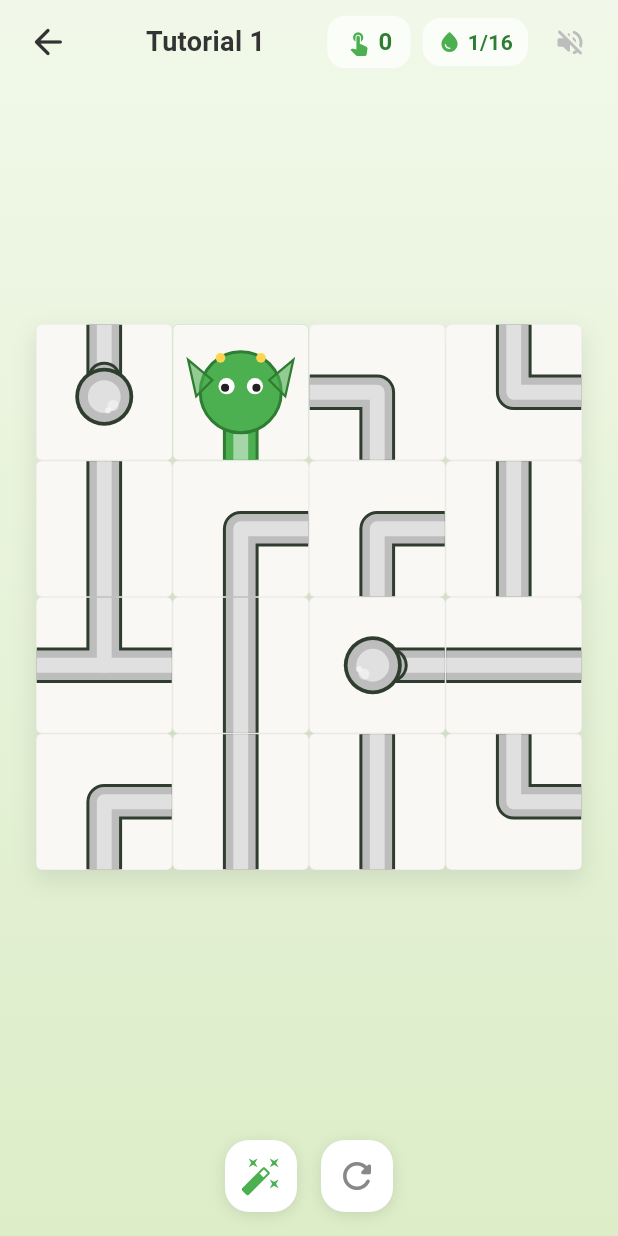
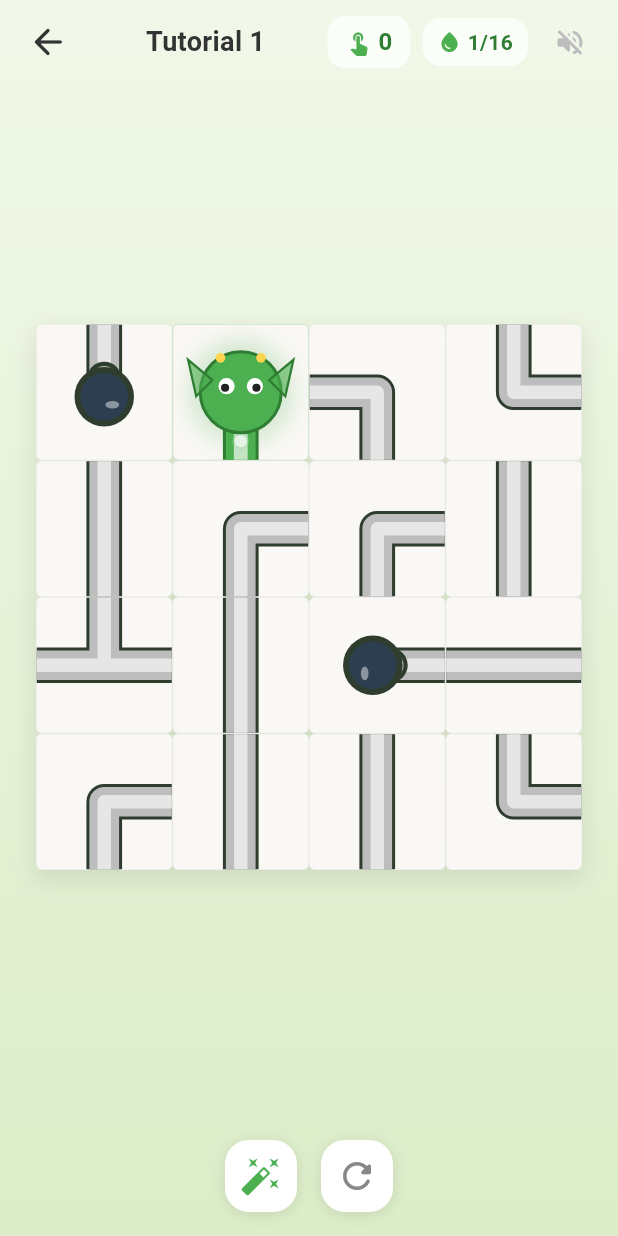
Before and after one commit to palladius/tubature, a Flutter app: the GameScreen screen opened directly, after a tap on the "volume up" icon, on a phone screen of 412 x 824 dp. Run offline on Flutter 3.47's test engine with Material 3 defaults, Android fonts, the light colour scheme and no system bars; our stand-ins replace equatable, flutter_riverpod; missing offline and left inert: dart:js_interop.

Commit message:
feat(fluid): realistic liquid chaos, moving bubbles, caustics and v2.3.2 release

```diff
--- a/lib/version.dart
+++ b/lib/version.dart
@@ -1,3 +1,3 @@
 /// App version — update this on every release.
 /// Also update: VERSION, CHANGELOG.md, pubspec.yaml
-const String appVersion = '2.3.0';
+const String appVersion = '2.3.2';
--- a/lib/widgets/pipe_painter.dart
+++ b/lib/widgets/pipe_painter.dart
@@ -1,25 +1,30 @@
+import 'dart:math';
 import 'package:flutter/material.dart';
 import '../models/direction.dart';
 import '../models/tile.dart';
 import '../theme/level_theme.dart';
 
-/// CustomPainter that renders a single pipe tile.
+/// CustomPainter that renders a single pipe tile with realistic liquid fluid simulation.
 ///
-/// Draws chunky, rounded pipe segments from the tile center to edge midpoints.
-/// Connected pipes are filled with the level's flow color (smoothly animated
-/// via [flowProgress]); disconnected pipes are drawn in neutral gray.
-/// Supports whole-board celebration shine via [pulseProgress].
+/// Features:
+/// - Chunky, rounded pipe segments with seamless joints
+/// - Dynamic liquid flow animation with surging curved meniscus and micro-bubbles
+/// - Continuous caustics shimmer and pulsating fluid highlights
+/// - Swirling liquid flask for sealed dead-end ampolle
+/// - Whole-board celebration glow pulse
 class PipePainter extends CustomPainter {
   final Tile tile;
   final LevelTheme theme;
   final double flowProgress;
   final double pulseProgress;
+  final double shimmerProgress;
 
   const PipePainter({
     required this.tile,
     required this.theme,
     this.flowProgress = 1.0,
     this.pulseProgress = 0.0,
+    this.shimmerProgress = 0.0,
   });
 
   @override
@@ -27,18 +32,18 @@ class PipePainter extends CustomPainter {
     if (tile.type == TileType.empty) return;
 
     // Clip to cell bounds — prevents thick pipe strokes from bleeding
-    // into neighboring cells (especially curved corner arcs)
     canvas.save();
     canvas.clipRect(Rect.fromLTWH(0, 0, size.width, size.height));
 
     final center = Offset(size.width / 2, size.height / 2);
 
-    // Pipe thickness scales with tile size (roughly 22% of tile width)
+    // Base pipe thickness scales with tile size
     final basePipeWidth = size.width * 0.22;
-    final pipeWidth = basePipeWidth + (pulseProgress * 1.5);
+    final pipeWidth = basePipeWidth + (pulseProgress * 2.0);
 
-    // Choose colors based on connection state and animated flow progress
     final bool connected = tile.isConnected;
+
+    // Liquid colors with flow interpolation
     final Color fillColor = connected
         ? Color.lerp(theme.pipeDisconnected, theme.flowColor, flowProgress)!
         : theme.pipeDisconnected;
@@ -49,7 +54,18 @@ class PipePainter extends CustomPainter {
         ? Color.lerp(const Color(0xFFE0E0E0), theme.flowColorLight, flowProgress)!
         : const Color(0xFFE0E0E0);
 
-    // Paint for the pipe fill (thick rounded line)
+    // Liquid Shimmer Modulation: subtle wave pulse
+    final double shimmerMod = connected ? sin(shimmerProgress * 2 * pi) * 0.15 : 0.0;
+
+    // 1. Pipe outline paint
+    final outlinePaint = Paint()
+      ..color = strokeColor
+      ..style = PaintingStyle.stroke
+      ..strokeWidth = pipeWidth + 4
+      ..strokeCap = StrokeCap.round
+      ..strokeJoin = StrokeJoin.round;
+
+    // 2. Pipe fill paint
     final fillPaint = Paint()
       ..color = fillColor
       ..style = PaintingStyle.stroke
@@ -57,29 +73,19 @@ class PipePainter extends CustomPainter {
       ..strokeCap = StrokeCap.round
       ..strokeJoin = StrokeJoin.round;
 
-    // Paint for the pipe outline (slightly thicker, darker)
-    final outlinePaint = Paint()
-      ..color = strokeColor
+    // 3. Inner fluid highlight with moving caustics
+    final highlightPaint = Paint()
+      ..color = pulseProgress > 0.0
+          ? Color.lerp(lightFill, Colors.white, pulseProgress * 0.7)!
+          : Color.lerp(lightFill, Colors.white, (0.2 + shimmerMod).clamp(0.0, 1.0))!
       ..style = PaintingStyle.stroke
-      ..strokeWidth = pipeWidth + 4
+      ..strokeWidth = pipeWidth * (0.45 + (shimmerMod * 0.1) + (pulseProgress * 0.15))
       ..strokeCap = StrokeCap.round
       ..strokeJoin = StrokeJoin.round;
 
-    // Paint for the inner highlight (slightly thinner, lighter)
-    final highlightPaint = Paint()
-      ..color = pulseProgress > 0.0
-          ? Color.lerp(lightFill, Colors.white, pulseProgress * 0.7)!
-          : lightFill
-      ..style = PaintingStyle.stroke
-      ..strokeWidth = pipeWidth * (0.5 + pulseProgress * 0.15)
-      ..strokeCap = StrokeCap.round
-      ..strokeJoin = StrokeJoin.round;
-
-    // Get the openings for this tile
     final openings = tile.openings;
     if (openings.isEmpty) return;
 
-    // Calculate edge midpoints for each direction
     Offset edgeMidpoint(Direction dir) {
       switch (dir) {
         case Direction.north:
@@ -93,43 +99,45 @@ class PipePainter extends CustomPainter {
       }
     }
 
-    // Draw source special marker
+    // Source marker
     if (tile.type == TileType.source) {
       _drawSourceMarker(canvas, size, center, connected);
     }
 
-    // Draw pipe segments based on tile type
+    // Draw pipes based on tile type
     if (tile.type == TileType.source) {
-      // Source: single pipe from center to edge
       final dir = openings.first;
       final edge = edgeMidpoint(dir);
       canvas.drawLine(center, edge, outlinePaint);
       canvas.drawLine(center, edge, fillPaint);
       canvas.drawLine(center, edge, highlightPaint);
+      if (connected) {
+        _drawLiquidBubbles(canvas, center, edge, size.width, shimmerProgress);
+      }
     } else if (tile.type == TileType.deadEnd) {
-      // Dead end (ampolla): pipe stem with a prominent sealed flask / bulb
       final dir = openings.first;
       _drawDeadEndPipe(
         canvas, size, center, dir, pipeWidth,
         outlinePaint, fillPaint, highlightPaint,
         edgeMidpoint, strokeColor, fillColor, lightFill, connected,
+        shimmerProgress,
       );
     } else if (tile.type == TileType.cross) {
-      // Cross: draw two straight lines through center
       _drawStraightPipe(
         canvas, edgeMidpoint(Direction.north), edgeMidpoint(Direction.south),
-          outlinePaint, fillPaint, highlightPaint);
+        outlinePaint, fillPaint, highlightPaint, connected, size.width, shimmerProgress,
+      );
       _drawStraightPipe(
         canvas, edgeMidpoint(Direction.east), edgeMidpoint(Direction.west),
-          outlinePaint, fillPaint, highlightPaint);
+        outlinePaint, fillPaint, highlightPaint, connected, size.width, shimmerProgress,
+      );
     } else if (tile.type == TileType.line) {
-      // Line: straight pipe between two opposite openings
       final dirs = openings.toList();
       _drawStraightPipe(
         canvas, edgeMidpoint(dirs[0]), edgeMidpoint(dirs[1]),
-          outlinePaint, fillPaint, highlightPaint);
+        outlinePaint, fillPaint, highlightPaint, connected, size.width, shimmerProgress,
+      );
     } else if (tile.type == TileType.corner) {
-      // Corner: continuous path connecting both edges through center (no center circle disk!)
       final dirs = openings.toList();
       final p1 = edgeMidpoint(dirs[0]);
       final p2 = edgeMidpoint(dirs[1]);
@@ -140,17 +148,48 @@ class PipePainter extends CustomPainter {
       canvas.drawPath(cornerPath, outlinePaint);
       canvas.drawPath(cornerPath, fillPaint);
       canvas.drawPath(cornerPath, highlightPaint);
+      if (connected) {
+        _drawLiquidBubbles(canvas, p1, center, size.width, shimmerProgress);
+        _drawLiquidBubbles(canvas, center, p2, size.width, (shimmerProgress + 0.5) % 1.0);
+      }
     } else if (tile.type == TileType.tee) {
-      // T-junction: straight pipe + branch, clean seamless join
-      _drawTeePipe(canvas, size, center, openings, pipeWidth,
-          outlinePaint, fillPaint, highlightPaint, edgeMidpoint);
+      _drawTeePipe(
+        canvas, size, center, openings, pipeWidth,
+        outlinePaint, fillPaint, highlightPaint, edgeMidpoint, connected, shimmerProgress,
+      );
+    }
+
+    // Draw active liquid surging meniscus wave front when filling
+    if (connected && flowProgress < 0.98) {
+      for (final dir in openings) {
+        final edge = edgeMidpoint(dir);
+        final currentFront = Offset.lerp(center, edge, flowProgress)!;
+        _drawFluidMeniscus(canvas, currentFront, pipeWidth, theme.flowColorLight);
+      }
     }
 
     canvas.restore();
   }
 
-  /// Draw a T-junction: one straight pipe through the two aligned openings,
-  /// plus a branch from center to the third opening.
+  void _drawStraightPipe(
+    Canvas canvas,
+    Offset from,
+    Offset to,
+    Paint outlinePaint,
+    Paint fillPaint,
+    Paint highlightPaint,
+    bool connected,
+    double tileSize,
+    double shimmer,
+  ) {
+    canvas.drawLine(from, to, outlinePaint);
+    canvas.drawLine(from, to, fillPaint);
+    canvas.drawLine(from, to, highlightPaint);
+    if (connected) {
+      _drawLiquidBubbles(canvas, from, to, tileSize, shimmer);
+    }
+  }
+
   void _drawTeePipe(
     Canvas canvas,
     Size size,
@@ -161,10 +200,10 @@ class PipePainter extends CustomPainter {
     Paint fillPaint,
     Paint highlightPaint,
     Offset Function(Direction) edgeMidpoint,
+    bool connected,
+    double shimmer,
   ) {
     final dirs = openings.toList();
-
-    // Find the straight-through pair (opposite directions)
     Direction? straightA;
     Direction? straightB;
     Direction? branch;
@@ -174,7 +213,6 @@ class PipePainter extends CustomPainter {
         if (dirs[i].opposite == dirs[j]) {
           straightA = dirs[i];
           straightB = dirs[j];
-          // The remaining direction is the branch
           branch = dirs.firstWhere((d) => d != dirs[i] && d != dirs[j]);
           break;
         }
@@ -187,19 +225,20 @@ class PipePainter extends CustomPainter {
       final pB = edgeMidpoint(straightB);
       final pBranch = edgeMidpoint(branch);
 
-      // 1. Draw all outlines first
       canvas.drawLine(pA, pB, outlinePaint);
       canvas.drawLine(center, pBranch, outlinePaint);
 
-      // 2. Draw all fills (joins seamlessly)
       canvas.drawLine(pA, pB, fillPaint);
       canvas.drawLine(center, pBranch, fillPaint);
 
-      // 3. Draw highlights
       canvas.drawLine(pA, pB, highlightPaint);
       canvas.drawLine(center, pBranch, highlightPaint);
+
+      if (connected) {
+        _drawLiquidBubbles(canvas, pA, pB, size.width, shimmer);
+        _drawLiquidBubbles(canvas, center, pBranch, size.width, (shimmer + 0.4) % 1.0);
+      }
     } else {
-      // Fallback: draw all three branches layered
       for (final dir in dirs) {
         canvas.drawLine(center, edgeMidpoint(dir), outlinePaint);
       }
@@ -212,7 +251,42 @@ class PipePainter extends CustomPainter {
     }
   }
 
-  /// Draw a dead-end tile as a magic flask / bulb ("ampolla") termination.
+  /// Draw animated liquid bubbles flowing through a pipe segment
+  void _drawLiquidBubbles(Canvas canvas, Offset from, Offset to, double tileSize, double phase) {
+    final bubblePaint = Paint()
+      ..color = Colors.white.withValues(alpha: 0.65)
+      ..style = PaintingStyle.fill;
+
+    final glowPaint = Paint()
+      ..color = theme.flowColorLight.withValues(alpha: 0.40)
+      ..style = PaintingStyle.fill;
+
+    // Draw 2 moving micro bubbles
+    for (int i = 0; i < 2; i++) {
+      final offsetFrac = (phase + (i * 0.45)) % 1.0;
+      final bubblePos = Offset.lerp(from, to, offsetFrac)!;
+      final bubbleRadius = (tileSize * 0.035) * (1.0 + (sin((phase + i) * pi * 2) * 0.3));
+
+      canvas.drawCircle(bubblePos, bubbleRadius + 1.5, glowPaint);
+      canvas.drawCircle(bubblePos, bubbleRadius, bubblePaint);
+    }
+  }
+
+  /// Draw a surging fluid pressure front / curved meniscus
+  void _drawFluidMeniscus(Canvas canvas, Offset pos, double pipeWidth, Color glowColor) {
+    final meniscusPaint = Paint()
+      ..color = Colors.white.withValues(alpha: 0.85)
+      ..style = PaintingStyle.fill;
+
+    final auraPaint = Paint()
+      ..color = glowColor.withValues(alpha: 0.6)
+      ..maskFilter = const MaskFilter.blur(BlurStyle.normal, 4);
+
+    final r = pipeWidth * 0.4;
+    canvas.drawCircle(pos, r * 1.4, auraPaint);
+    canvas.drawCircle(pos, r, meniscusPaint);
+  }
+
   void _drawDeadEndPipe(
     Canvas canvas,
     Size size,
@@ -227,124 +301,133 @@ class PipePainter extends CustomPainter {
     Color fillColor,
     Color lightFill,
     bool connected,
+    double shimmer,
   ) {
     final edge = edgeMidpoint(dir);
 
-    // Direction vector from center to edge
     final dx = (edge.dx - center.dx) / (size.width / 2);
     final dy = (edge.dy - center.dy) / (size.height / 2);
     final dirVector = Offset(dx, dy);
 
-    // Bulb center positioned slightly opposite to the opening
     final bulbCenter = center - dirVector * (pipeWidth * 0.15);
     final bulbRadius = pipeWidth * 0.85;
 
-    // Draw the pipe stem from edge into the bulb
+    // Pipe stem
     canvas.drawLine(edge, bulbCenter, outlinePaint);
     canvas.drawLine(edge, bulbCenter, fillPaint);
     canvas.drawLine(edge, bulbCenter, highlightPaint);
 
-    // Collar flange where pipe meets bulb
+    if (connected) {
+      _drawLiquidBubbles(canvas, edge, bulbCenter, size.width, shimmer);
+    }
+
+    // Collar ring
     final collarCenter = bulbCenter + dirVector * (bulbRadius * 0.7);
     canvas.drawCircle(
       collarCenter,
       pipeWidth * 0.58,
-      Paint()..color = strokeColor,
+      Paint()
+        ..color = strokeColor
+        ..style = PaintingStyle.fill,
     );
     canvas.drawCircle(
       collarCenter,
-      pipeWidth * 0.48,
-      Paint()..color = fillColor,
+      pipeWidth * 0.44,
+      Paint()
+        ..color = connected ? fillColor : theme.pipeDisconnected
+        ..style = PaintingStyle.fill,
     );
 
-    // Outer outline for ampolla bulb
+    // Bulb glass body
     canvas.drawCircle(
       bulbCenter,
-      bulbRadius + 2.5,
-      Paint()..color = strokeColor,
+      bulbRadius + 3.0,
+      Paint()
+        ..color = strokeColor
+        ..style = PaintingStyle.fill,
     );
 
-    // Main bulb body
+    // Bulb fluid chamber
+    final liquidPulse = connected ? sin(shimmer * 2 * pi) * 1.5 : 0.0;
     canvas.drawCircle(
       bulbCenter,
-      bulbRadius,
-      Paint()..color = fillColor,
+      bulbRadius - 1.0,
+      Paint()
+        ..color = connected
+            ? Color.lerp(const Color(0xFF1E2D2F), fillColor, flowProgress)!
+            : const Color(0xFF2C3E50)
+        ..style = PaintingStyle.fill,
     );
 
-    // Inner bright fluid core / glow
+    if (connected) {
+      // Swirling fluid core
       canvas.drawCircle(
         bulbCenter,
-      bulbRadius * 0.65,
-      Paint()..color = lightFill,
+        (bulbRadius * 0.65) + liquidPulse,
+        Paint()
+          ..color = Color.lerp(fillColor, lightFill, 0.45 + (sin(shimmer * 2 * pi) * 0.25))!
+          ..style = PaintingStyle.fill,
       );
 
-    // Specular glass highlights (white reflections)
-    final highlightAngle = Offset(-bulbRadius * 0.35, -bulbRadius * 0.35);
+      // Bubbles in ampolla
+      final bubbleOffset = Offset(
+        sin(shimmer * 2 * pi) * (bulbRadius * 0.3),
+        cos(shimmer * 2 * pi) * (bulbRadius * 0.3),
+      );
       canvas.drawCircle(
-      bulbCenter + highlightAngle,
+        bulbCenter + bubbleOffset,
         bulbRadius * 0.22,
-      Paint()..color = Colors.white.withValues(alpha: connected ? 0.75 : 0.45),
-    );
-
-    canvas.drawCircle(
-      bulbCenter + Offset(-bulbRadius * 0.15, -bulbRadius * 0.55),
-      bulbRadius * 0.12,
-      Paint()..color = Colors.white.withValues(alpha: connected ? 0.85 : 0.55),
-    );
-
-    // Animated sparkle pulse when bulb is filled and celebrating
-    if (connected && (flowProgress > 0.85 || pulseProgress > 0.0)) {
-      final sparkleAlpha = ((pulseProgress > 0.0 ? pulseProgress : (flowProgress - 0.85) * 6.6)).clamp(0.0, 1.0);
-      canvas.drawCircle(
-        bulbCenter,
-        bulbRadius * (0.8 + pulseProgress * 0.3),
         Paint()
-          ..color = Colors.white.withValues(alpha: sparkleAlpha * 0.35)
-          ..style = PaintingStyle.stroke
-          ..strokeWidth = 1.5,
+          ..color = Colors.white.withValues(alpha: 0.8)
+          ..style = PaintingStyle.fill,
       );
     }
+
+    // Specular reflections
+    final specularOffset = Offset(-bulbRadius * 0.32, -bulbRadius * 0.32);
+    canvas.drawOval(
+      Rect.fromCenter(
+        center: bulbCenter + specularOffset,
+        width: bulbRadius * 0.55,
+        height: bulbRadius * 0.30,
+      ),
+      Paint()
+        ..color = Colors.white.withValues(alpha: connected ? 0.75 : 0.45)
+        ..style = PaintingStyle.fill,
+    );
   }
 
-  void _drawStraightPipe(
-    Canvas canvas,
-    Offset from,
-    Offset to,
-    Paint outline,
-    Paint fill,
-    Paint highlight,
-  ) {
-    canvas.drawLine(from, to, outline);
-    canvas.drawLine(from, to, fill);
-    canvas.drawLine(from, to, highlight);
-  }
-
-  /// Draw the Source marker — a filled circle with inner ring.
-  void _drawSourceMarker(
-      Canvas canvas, Size size, Offset center, bool connected) {
-    final radius = size.width * 0.25;
-
-    final outerPaint = Paint()
-      ..color = connected ? theme.flowColor : theme.pipeDisconnected
-      ..style = PaintingStyle.fill;
-    final ringPaint = Paint()
-      ..color = connected ? theme.flowColorDark : theme.pipeStroke
-      ..style = PaintingStyle.stroke
-      ..strokeWidth = 3;
-    final innerPaint = Paint()
-      ..color = connected ? theme.flowColorLight : const Color(0xFFE8E8E8)
-      ..style = PaintingStyle.fill;
-
-    canvas.drawCircle(center, radius + 2, ringPaint);
-    canvas.drawCircle(center, radius, outerPaint);
-    canvas.drawCircle(center, radius * 0.4, innerPaint);
+  void _drawSourceMarker(Canvas canvas, Size size, Offset center, bool connected) {
+    final auraRadius = size.width * 0.38;
+    canvas.drawCircle(
+      center,
+      auraRadius,
+      Paint()
+        ..color = (connected ? theme.flowColor : Colors.amber).withValues(alpha: 0.25)
+        ..maskFilter = const MaskFilter.blur(BlurStyle.normal, 8),
+    );
+    canvas.drawCircle(
+      center,
+      auraRadius * 0.7,
+      Paint()
+        ..color = (connected ? theme.flowColorDark : const Color(0xFFE65100))
+        ..style = PaintingStyle.fill,
+    );
+    canvas.drawCircle(
+      center,
+      auraRadius * 0.52,
+      Paint()
+        ..color = (connected ? theme.flowColorLight : const Color(0xFFFFD54F))
+        ..style = PaintingStyle.fill,
+    );
   }
 
   @override
   bool shouldRepaint(covariant PipePainter oldDelegate) {
-    return tile != oldDelegate.tile ||
-        theme != oldDelegate.theme ||
-        flowProgress != oldDelegate.flowProgress ||
-        pulseProgress != oldDelegate.pulseProgress;
+    return oldDelegate.tile != tile ||
+        oldDelegate.theme != theme ||
+        oldDelegate.flowProgress != flowProgress ||
+        oldDelegate.pulseProgress != pulseProgress ||
+        oldDelegate.shimmerProgress != shimmerProgress;
   }
 }
--- a/lib/widgets/tile_widget.dart
+++ b/lib/widgets/tile_widget.dart
@@ -9,9 +9,11 @@ import 'creature_painter.dart';
 
 /// Widget for a single tile in the puzzle grid.
 ///
-/// Handles tap interaction (rotate on tap), rotation animation (200ms),
-/// scale pulse feedback, sequential fluid propagation animation based on BFS depth,
-/// and victory celebration pulsing.
+/// Features:
+/// - Smooth rotation animation (200ms) with tap scale bounce
+/// - Organic liquid fluid flow propagation with turbulent chaos jitter
+/// - Continuous fluid shimmer and moving bubbles
+/// - Victory pulse celebration
 class TileWidget extends StatefulWidget {
   final Tile tile;
   final Position position;
@@ -44,6 +46,9 @@ class _TileWidgetState extends State<TileWidget>
   late AnimationController _flowController;
   late Animation<double> _flowAnimation;
 
+  late AnimationController _shimmerController;
+  late Animation<double> _shimmerAnimation;
+
   late AnimationController _pulseController;
   late Animation<double> _pulseAnimation;
 
@@ -59,12 +64,21 @@ class _TileWidgetState extends State<TileWidget>
     );
 
     _flowController = AnimationController(
-      duration: const Duration(milliseconds: 220),
+      duration: const Duration(milliseconds: 280),
       vsync: this,
     );
     _flowAnimation = CurvedAnimation(
       parent: _flowController,
-      curve: Curves.easeOutCubic,
+      curve: Curves.easeOutBack,
+    );
+
+    // Continuous subtle liquid shimmer
+    _shimmerController = AnimationController(
+      duration: const Duration(milliseconds: 2400),
+      vsync: this,
+    );
+    _shimmerAnimation = Tween<double>(begin: 0.0, end: 1.0).animate(
+      CurvedAnimation(parent: _shimmerController, curve: Curves.linear),
     );
 
     _pulseController = AnimationController(
@@ -76,6 +90,7 @@ class _TileWidgetState extends State<TileWidget>
     );
 
     if (widget.tile.isConnected) {
+      _shimmerController.repeat();
       _triggerFlowAnimation();
     }
 
@@ -90,8 +105,10 @@ class _TileWidgetState extends State<TileWidget>
 
     if (widget.tile.isConnected != oldWidget.tile.isConnected) {
       if (widget.tile.isConnected) {
+        _shimmerController.repeat();
         _triggerFlowAnimation();
       } else {
+        _shimmerController.stop();
         _flowController.reset();
       }
     }
@@ -106,13 +123,25 @@ class _TileWidgetState extends State<TileWidget>
     }
   }
 
+  /// Calculates organic chaotic delays for turbulent liquid simulation
   void _triggerFlowAnimation() {
-    final delayMs = min(widget.connectionDepth * 60, 600);
+    final r = widget.position.row;
+    final c = widget.position.col;
+    final depth = widget.connectionDepth;
+
+    // Organic turbulence: pseudo-random spatial jitter based on tile coordinates
+    final chaosJitter = ((sin(r * 3.8 + c * 2.3) * 35) +
+            (cos(r * 1.7 - c * 2.9) * 20))
+        .toInt();
+
+    final baseDelay = depth * 42;
+    final delayMs = max(0, min(baseDelay + chaosJitter, 750));
+
     Future.delayed(Duration(milliseconds: delayMs), () {
       if (mounted && widget.tile.isConnected) {
         _flowController.forward(from: 0.0);
-        if (widget.connectionDepth > 0) {
-          AudioService.playWaterFlow(chainLength: widget.connectionDepth);
+        if (depth > 0) {
+          AudioService.playWaterFlow(chainLength: depth);
         }
       }
     });
@@ -122,6 +151,7 @@ class _TileWidgetState extends State<TileWidget>
   void dispose() {
     _scaleController.dispose();
     _flowController.dispose();
+    _shimmerController.dispose();
     _pulseController.dispose();
     super.dispose();
   }
@@ -130,7 +160,6 @@ class _TileWidgetState extends State<TileWidget>
     if (widget.tile.isFixed) return;
     if (widget.onTap == null) return;
 
-    // Trigger click sound & scale pulse
     AudioService.playTileClick();
     _scaleController.forward().then((_) {
       if (mounted) _scaleController.reverse();
@@ -147,7 +176,12 @@ class _TileWidgetState extends State<TileWidget>
       onTap: _handleTap,
       behavior: HitTestBehavior.opaque,
       child: AnimatedBuilder(
-        animation: Listenable.merge([_scaleAnimation, _flowAnimation, _pulseAnimation]),
+        animation: Listenable.merge([
+          _scaleAnimation,
+          _flowAnimation,
+          _shimmerAnimation,
+          _pulseAnimation,
+        ]),
         builder: (context, child) {
           return Transform.scale(
             scale: _scaleAnimation.value,
@@ -157,14 +191,16 @@ class _TileWidgetState extends State<TileWidget>
                 borderRadius: BorderRadius.circular(4),
                 border: Border.all(
                   color: widget.tile.isConnected
-                      ? widget.theme.flowColor.withValues(alpha: 0.3 * _flowAnimation.value)
+                      ? widget.theme.flowColor.withValues(
+                          alpha: 0.35 * _flowAnimation.value,
+                        )
                       : Colors.grey.withValues(alpha: 0.15),
                   width: 0.5,
                 ),
               ),
               child: Stack(
                 children: [
-                  // Pipe layer with rotation animation and water flow progress
+                  // Pipe layer with rotation and dynamic fluid simulation
                   AnimatedRotation(
                     turns: rotationTurns,
                     duration: const Duration(milliseconds: 200),
@@ -173,8 +209,12 @@ class _TileWidgetState extends State<TileWidget>
                       painter: PipePainter(
                         tile: widget.tile.copyWith(rotation: 0),
                         theme: widget.theme,
-                        flowProgress: widget.tile.isConnected ? _flowAnimation.value : 0.0,
-                        pulseProgress: widget.isVictoryCelebrating ? _pulseAnimation.value : 0.0,
+                        flowProgress:
+                            widget.tile.isConnected ? _flowAnimation.value : 0.0,
+                        pulseProgress:
+                            widget.isVictoryCelebrating ? _pulseAnimation.value : 0.0,
+                        shimmerProgress:
+                            widget.tile.isConnected ? _shimmerAnimation.value : 0.0,
                       ),
                       size: Size.infinite,
                     ),
@@ -201,11 +241,12 @@ class _TileWidgetState extends State<TileWidget>
 
   CreatureType _getSourceCreature() {
     switch (widget.creatureTheme) {
-      case 'wizard_dungeon':
+      case 'dragon_gems':
+        return CreatureType.dragon;
+      case 'wizard_alchemy':
         return CreatureType.wizard;
-      case 'crystal_caves':
+      case 'space_station':
         return CreatureType.crystal;
-      case 'dragon_gems':
       default:
         return CreatureType.dragon;
     }
--- a/pubspec.yaml
+++ b/pubspec.yaml
@@ -1,8 +1,8 @@
 name: tubature
-description: "Tubature - The Magic Plumber! A pipe-puzzle game for kids."
+description: "Tubature — An enchanting pipe-puzzle game starring Riccardo the Dungeon Plumber."
 publish_to: 'none'
 
-version: 2.3.0+14
+version: 2.3.2+16
 
 environment:
   sdk: ^3.10.7
```
Also changed, not shown: 5 other files. Lines whose indentation alone changed are shown as unchanged.
